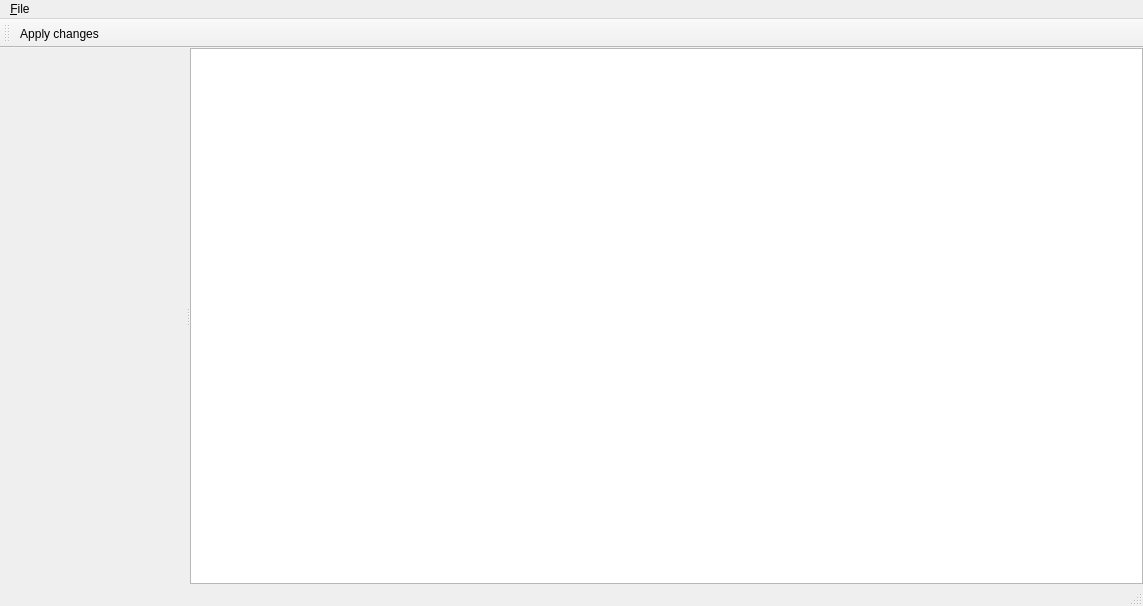
This is mainwindow.ui in zusitools/zpm as Qt 5 draws it before an edit. The edited form follows.
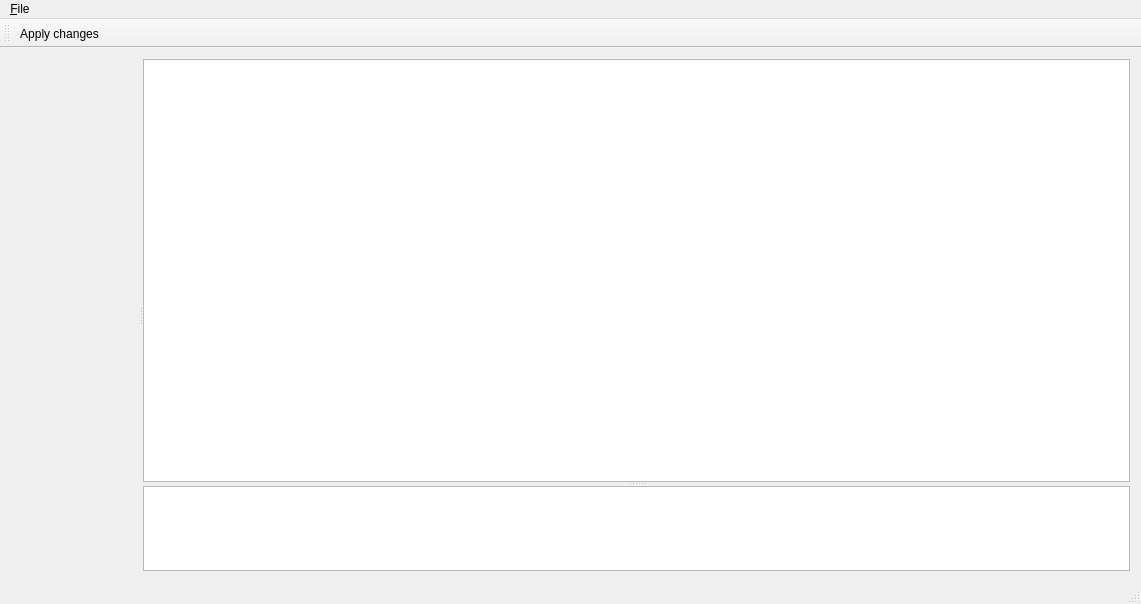
This is the edited form. Icons and pictures are not drawn.

Commit message: React to selection of item in package tree

What changed in the file:
```diff
--- a/mainwindow.ui
+++ b/mainwindow.ui
@@ -6,8 +6,8 @@
    <rect>
     <x>0</x>
     <y>0</y>
-    <width>1143</width>
-    <height>606</height>
+    <width>1141</width>
+    <height>604</height>
    </rect>
   </property>
   <property name="windowTitle">
@@ -18,12 +18,15 @@
     <normaloff>:/zpm/icons/packagemanager.png</normaloff>:/zpm/icons/packagemanager.png</iconset>
   </property>
   <widget class="QWidget" name="centralWidget">
-   <layout class="QVBoxLayout" name="verticalLayout">
-    <property name="margin">
-     <number>0</number>
-    </property>
+   <layout class="QHBoxLayout" name="horizontalLayout">
     <item>
-     <widget class="QSplitter" name="splitter">
+     <widget class="QSplitter" name="horizontalSplitter">
+      <property name="sizePolicy">
+       <sizepolicy hsizetype="Expanding" vsizetype="Expanding">
+        <horstretch>0</horstretch>
+        <verstretch>0</verstretch>
+       </sizepolicy>
+      </property>
       <property name="orientation">
        <enum>Qt::Horizontal</enum>
       </property>
@@ -35,11 +38,21 @@
         </sizepolicy>
        </property>
       </widget>
+      <widget class="QSplitter" name="verticalSplitter">
+       <property name="sizePolicy">
+        <sizepolicy hsizetype="Preferred" vsizetype="Expanding">
+         <horstretch>3</horstretch>
+         <verstretch>0</verstretch>
+        </sizepolicy>
+       </property>
+       <property name="orientation">
+        <enum>Qt::Vertical</enum>
+       </property>
       <widget class="QTreeView" name="treeView">
        <property name="sizePolicy">
         <sizepolicy hsizetype="Expanding" vsizetype="Expanding">
-         <horstretch>2</horstretch>
-         <verstretch>0</verstretch>
+          <horstretch>3</horstretch>
+          <verstretch>5</verstretch>
         </sizepolicy>
        </property>
        <property name="contextMenuPolicy">
@@ -76,6 +89,15 @@
         <number>200</number>
        </attribute>
       </widget>
+       <widget class="QPlainTextEdit" name="infoTextEdit">
+        <property name="sizePolicy">
+         <sizepolicy hsizetype="Expanding" vsizetype="Expanding">
+          <horstretch>0</horstretch>
+          <verstretch>1</verstretch>
+         </sizepolicy>
+        </property>
+       </widget>
+      </widget>
      </widget>
     </item>
    </layout>
@@ -85,7 +107,7 @@
     <rect>
      <x>0</x>
      <y>0</y>
-     <width>1143</width>
+     <width>1141</width>
      <height>19</height>
     </rect>
    </property>
```
Lines whose indentation alone changed are shown as unchanged. The commit also changes 2 other files.
